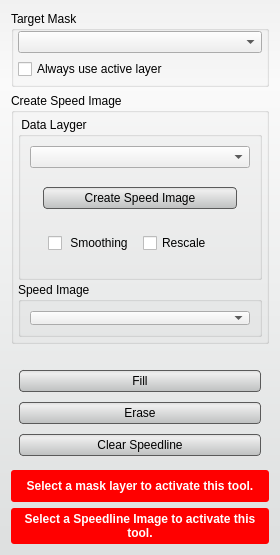
Before: the Qt Designer form src/Interface/ToolInterface/SpeedlineToolInterface.ui in jessdtate/Seg3D, drawn with Qt 5.
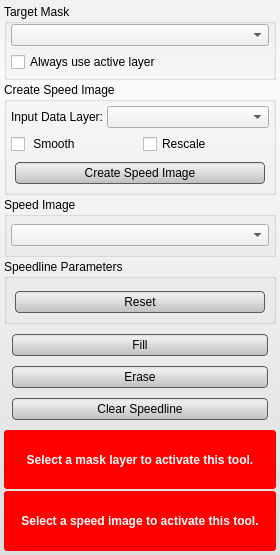
After: the same form once the commit is applied. Custom widgets are drawn as their Qt base class.

What changed in the file:
```diff
--- a/src/Interface/ToolInterface/SpeedlineToolInterface.ui
+++ b/src/Interface/ToolInterface/SpeedlineToolInterface.ui
@@ -16,18 +16,6 @@
     <verstretch>0</verstretch>
    </sizepolicy>
   </property>
-  <property name="minimumSize">
-   <size>
-    <width>280</width>
-    <height>555</height>
-   </size>
-  </property>
-  <property name="maximumSize">
-   <size>
-    <width>16777215</width>
-    <height>16777215</height>
-   </size>
-  </property>
   <property name="windowTitle">
    <string>Speedline Tool</string>
   </property>
@@ -58,7 +46,13 @@
 	margin:4px;
 }</string>
   </property>
-  <layout class="QVBoxLayout" name="verticalLayout_5">
+  <layout class="QVBoxLayout" name="verticalLayout_7">
+   <property name="spacing">
+    <number>2</number>
+   </property>
+   <property name="margin">
+    <number>4</number>
+   </property>
    <item>
     <widget class="QGroupBox" name="target_groupbox_">
      <property name="minimumSize">
@@ -141,7 +135,7 @@
      <property name="minimumSize">
       <size>
        <width>0</width>
-       <height>198</height>
+       <height>0</height>
       </size>
      </property>
      <property name="title">
@@ -149,38 +143,35 @@
      </property>
      <layout class="QVBoxLayout" name="verticalLayout_2">
       <property name="spacing">
-       <number>2</number>
+       <number>4</number>
       </property>
       <property name="margin">
        <number>4</number>
       </property>
       <item>
-       <widget class="QGroupBox" name="connected_to_mask_groupbox_">
+       <layout class="QHBoxLayout" name="horizontalLayout_9">
+        <property name="bottomMargin">
+         <number>2</number>
+        </property>
+        <item>
+         <widget class="QLabel" name="label">
         <property name="sizePolicy">
-         <sizepolicy hsizetype="Ignored" vsizetype="Preferred">
+           <sizepolicy hsizetype="Fixed" vsizetype="Preferred">
           <horstretch>0</horstretch>
           <verstretch>0</verstretch>
          </sizepolicy>
         </property>
         <property name="minimumSize">
          <size>
-          <width>0</width>
-          <height>107</height>
-         </size>
-        </property>
-        <property name="maximumSize">
-         <size>
-          <width>16777215</width>
-          <height>16777215</height>
-         </size>
-        </property>
-        <property name="title">
-         <string> Data Layger </string>
-        </property>
-        <property name="alignment">
-         <set>Qt::AlignLeading|Qt::AlignLeft|Qt::AlignTop</set>
-        </property>
-        <layout class="QVBoxLayout" name="verticalLayout_6">
+            <width>90</width>
+            <height>20</height>
+           </size>
+          </property>
+          <property name="text">
+           <string>Input Data Layer:</string>
+          </property>
+         </widget>
+        </item>
          <item>
           <widget class="QtUtils::QtDropableComboBox" name="target_data_layer_">
            <property name="sizePolicy">
@@ -191,68 +182,39 @@
            </property>
           </widget>
          </item>
-         <item>
-          <widget class="QWidget" name="widget_3" native="true">
-           <property name="sizePolicy">
-            <sizepolicy hsizetype="Ignored" vsizetype="Preferred">
-             <horstretch>33</horstretch>
-             <verstretch>0</verstretch>
-            </sizepolicy>
-           </property>
-           <property name="minimumSize">
-            <size>
-             <width>120</width>
-             <height>36</height>
-            </size>
-           </property>
-           <layout class="QVBoxLayout" name="verticalLayout_3">
-            <item>
-             <widget class="QPushButton" name="run_gradient_button_">
-              <property name="minimumSize">
-               <size>
-                <width>0</width>
-                <height>30</height>
-               </size>
-              </property>
-              <property name="text">
-               <string>Create Speed Image</string>
-              </property>
-             </widget>
+       </layout>
             </item>
             <item>
              <widget class="QWidget" name="widget_4" native="true">
+        <property name="minimumSize">
+         <size>
+          <width>0</width>
+          <height>20</height>
+         </size>
+        </property>
               <layout class="QHBoxLayout" name="horizontalLayout_2">
+         <property name="margin">
+          <number>0</number>
+         </property>
                <item>
                 <widget class="QCheckBox" name="use_smooth_">
-                 <property name="sizePolicy">
-                  <sizepolicy hsizetype="Minimum" vsizetype="Fixed">
-                   <horstretch>0</horstretch>
-                   <verstretch>0</verstretch>
-                  </sizepolicy>
-                 </property>
                  <property name="minimumSize">
                   <size>
                    <width>0</width>
-                   <height>30</height>
+             <height>20</height>
                   </size>
                  </property>
                  <property name="text">
-                  <string> Smoothing</string>
+            <string> Smooth</string>
                  </property>
                 </widget>
                </item>
                <item>
                 <widget class="QCheckBox" name="use_rescale_">
-                 <property name="sizePolicy">
-                  <sizepolicy hsizetype="Minimum" vsizetype="Fixed">
-                   <horstretch>0</horstretch>
-                   <verstretch>0</verstretch>
-                  </sizepolicy>
-                 </property>
                  <property name="minimumSize">
                   <size>
                    <width>0</width>
-                   <height>30</height>
+             <height>20</height>
                   </size>
                  </property>
                  <property name="text">
@@ -263,6 +225,28 @@
               </layout>
              </widget>
             </item>
+      <item>
+       <widget class="QWidget" name="widget_3" native="true">
+        <layout class="QVBoxLayout" name="verticalLayout_3">
+         <property name="spacing">
+          <number>0</number>
+         </property>
+         <property name="margin">
+          <number>0</number>
+         </property>
+         <item>
+          <widget class="QPushButton" name="run_gradient_button_">
+           <property name="minimumSize">
+            <size>
+             <width>0</width>
+             <height>30</height>
+            </size>
+           </property>
+           <property name="text">
+            <string>Create Speed Image</string>
+           </property>
+          </widget>
+         </item>
            </layout>
           </widget>
          </item>
@@ -271,16 +255,10 @@
       </item>
       <item>
        <widget class="QGroupBox" name="connected_to_gradient_groupbox_">
-        <property name="sizePolicy">
-         <sizepolicy hsizetype="Ignored" vsizetype="Preferred">
-          <horstretch>0</horstretch>
-          <verstretch>0</verstretch>
-         </sizepolicy>
-        </property>
         <property name="minimumSize">
          <size>
           <width>0</width>
-          <height>52</height>
+       <height>0</height>
          </size>
         </property>
         <property name="maximumSize">
@@ -296,6 +274,12 @@
          <set>Qt::AlignLeading|Qt::AlignLeft|Qt::AlignTop</set>
         </property>
         <layout class="QHBoxLayout" name="horizontalLayout_3">
+      <property name="spacing">
+       <number>2</number>
+      </property>
+      <property name="margin">
+       <number>4</number>
+      </property>
          <item>
           <widget class="QtUtils::QtDropableComboBox" name="gradient_layer_">
            <property name="sizePolicy">
@@ -309,15 +293,54 @@
         </layout>
        </widget>
       </item>
+   <item>
+    <widget class="QGroupBox" name="groupBox">
+     <property name="title">
+      <string>Speedline Parameters</string>
+     </property>
+     <layout class="QVBoxLayout" name="verticalLayout_5">
+      <property name="spacing">
+       <number>2</number>
+      </property>
+      <property name="margin">
+       <number>4</number>
+      </property>
+      <item>
+       <widget class="QtUtils::QtSliderIntCombo" name="iterations_" native="true">
+        <property name="sizePolicy">
+         <sizepolicy hsizetype="Ignored" vsizetype="Preferred">
+          <horstretch>0</horstretch>
+          <verstretch>0</verstretch>
+         </sizepolicy>
+        </property>
+       </widget>
+      </item>
+      <item>
+       <widget class="QtUtils::QtSliderDoubleCombo" name="termination_" native="true">
+        <property name="sizePolicy">
+         <sizepolicy hsizetype="Ignored" vsizetype="Preferred">
+          <horstretch>0</horstretch>
+          <verstretch>0</verstretch>
+         </sizepolicy>
+        </property>
+       </widget>
+      </item>
+      <item>
+       <widget class="QPushButton" name="reset_parameters_button_">
+        <property name="minimumSize">
+         <size>
+          <width>0</width>
+          <height>30</height>
+         </size>
+        </property>
+        <property name="text">
+         <string>Reset</string>
+        </property>
+       </widget>
+      </item>
      </layout>
     </widget>
    </item>
-   <item>
-    <widget class="QtUtils::QtSliderIntCombo" name="iterations_" native="true"/>
-   </item>
-   <item>
-    <widget class="QtUtils::QtSliderDoubleCombo" name="termination_" native="true"/>
-   </item>
    <item>
     <widget class="QWidget" name="widget" native="true">
      <layout class="QVBoxLayout" name="verticalLayout">
@@ -446,7 +469,7 @@
       <item>
        <widget class="QLabel" name="message_1_">
         <property name="text">
-         <string>Select a Speedline Image to activate this tool.</string>
+         <string>Select a speed image to activate this tool.</string>
         </property>
         <property name="alignment">
          <set>Qt::AlignCenter</set>
```
Lines whose indentation alone changed are shown as unchanged.
